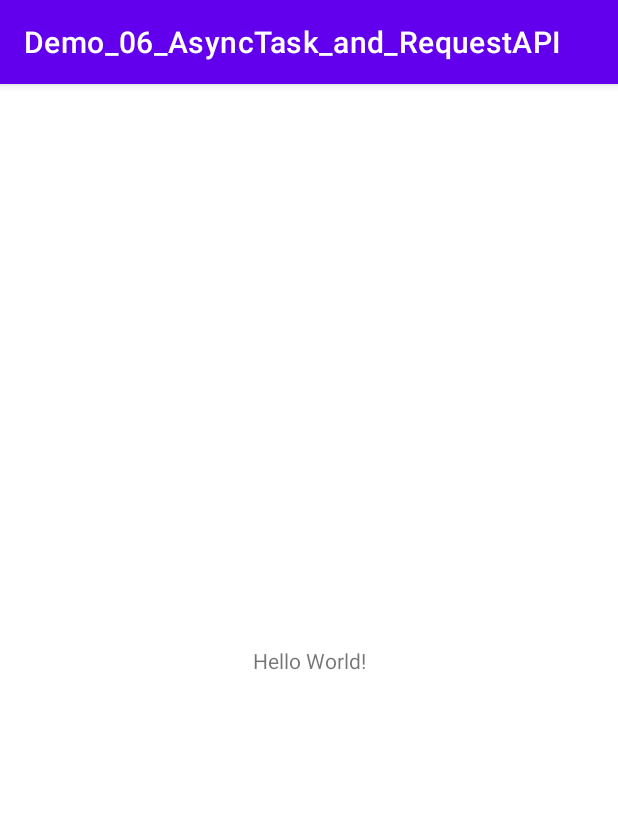
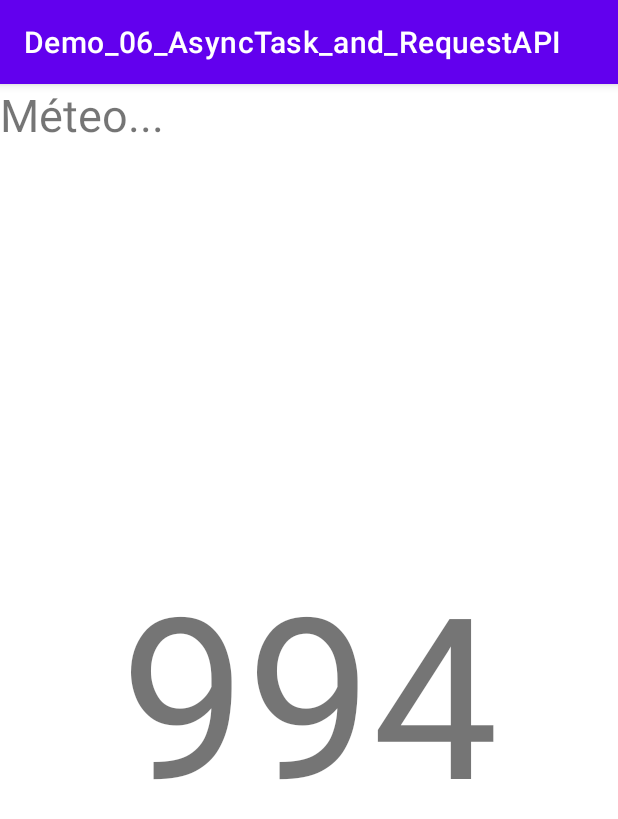
Before and after one commit to FormAndroid/Demo_Android_06_AsyncTask_and_RequestAPI, an Android app: the screen it shows after launch (MainActivity), on a phone screen of 412 x 824 dp. Shown: the top 819 px of the screen. Run offline under Robolectric (Android 15) with nearby library versions, the phone set to English and light mode, and no system bars; 1 statement that could not run was skipped.

Commit message:
Add demo

```diff
--- a/app/src/main/AndroidManifest.xml
+++ b/app/src/main/AndroidManifest.xml
@@ -18,4 +18,5 @@
         </activity>
     </application>
 
+    <uses-permission android:name="android.permission.INTERNET"/>
 </manifest>
--- a/app/src/main/java/be/bxl/formation/demo_06_asynctask_and_requestapi/MainActivity.java
+++ b/app/src/main/java/be/bxl/formation/demo_06_asynctask_and_requestapi/MainActivity.java
@@ -2,13 +2,53 @@ package be.bxl.formation.demo_06_asynctask_and_requestapi;
 
 import androidx.appcompat.app.AppCompatActivity;
 
+import android.os.AsyncTask;
 import android.os.Bundle;
+import android.widget.TextView;
+import android.widget.Toast;
+
+import be.bxl.formation.demo_06_asynctask_and_requestapi.asynctasks.CounterTask;
+import be.bxl.formation.demo_06_asynctask_and_requestapi.webapi.RequestWeatherTask;
 
 public class MainActivity extends AppCompatActivity {
+
+    TextView tvCounter, tvWeather;
 
     @Override
     protected void onCreate(Bundle savedInstanceState) {
         super.onCreate(savedInstanceState);
         setContentView(R.layout.activity_main);
+
+        tvCounter = findViewById(R.id.tv_main_counter);
+
+        // Création de la taches asynchrone
+        CounterTask counterTask = new CounterTask();
+
+        // Ajouter des listener sur les events de ma tache
+        counterTask.setEventMessage(msg -> {
+            Toast.makeText(this, msg, Toast.LENGTH_LONG).show();
+        });
+
+        counterTask.setEventCounter(count -> {
+            tvCounter.setText(String.valueOf(count));
+        });
+
+        // Démarrage de la tache asynchrone (une par une)
+        // counterTask.execute(999);
+
+        // Démarrage de la tache asynchrone en autorisant plusieur tache en meme temps
+        counterTask.executeOnExecutor(AsyncTask.THREAD_POOL_EXECUTOR,999);
+
+
+        //-----------------------------------------------------
+        tvWeather = findViewById(R.id.tv_main_weather);
+
+        RequestWeatherTask requestWeatherTask = new RequestWeatherTask();
+
+        requestWeatherTask.setWeatherListener(data -> {
+            tvWeather.setText(data.getCity() + " " + data.getTemp() + "°c");
+        });
+
+        requestWeatherTask.executeOnExecutor(AsyncTask.THREAD_POOL_EXECUTOR,"Bruxelles, CA");
     }
 }
--- /dev/null
+++ b/app/src/main/java/be/bxl/formation/demo_06_asynctask_and_requestapi/asynctasks/CounterTask.java
@@ -0,0 +1,80 @@
+package be.bxl.formation.demo_06_asynctask_and_requestapi.asynctasks;
+
+import android.os.AsyncTask;
+import android.util.Log;
+
+public class CounterTask extends AsyncTask<Integer, Integer, String> {
+    //region Event
+    public interface EventMessage {
+        void onMessage(String message);
+    }
+
+    public interface EventCounter {
+        void onProgressCount(int count);
+    }
+
+    private EventMessage eventMessage;
+    private EventCounter eventCounter;
+
+    public void setEventMessage(EventMessage eventMessage) {
+        this.eventMessage = eventMessage;
+    }
+
+    public void setEventCounter(EventCounter eventCounter) {
+        this.eventCounter = eventCounter;
+    }
+    //endregion
+
+
+    @Override
+    protected String doInBackground(Integer... valeursInitial) {
+        if(valeursInitial == null || valeursInitial.length != 1) {
+            throw new RuntimeException();
+        }
+
+        // On recupere la valeur initial
+        int counter = valeursInitial[0];
+
+        while(counter > 0) {
+            publishProgress(counter);
+            counter--;
+
+            try {
+                Thread.sleep(500);
+            }
+            catch (InterruptedException e) {
+                Log.e("DEMO_ASYNC", "Erreur durant le sleep", e);
+            }
+        }
+
+        // Envois du parametre de sortie
+        return "BOUM !!!";
+    }
+
+    @Override
+    protected void onPreExecute() {
+        if(eventMessage != null) {
+            eventMessage.onMessage("Debut du compte a rebours");
+        }
+    }
+
+    @Override
+    protected void onPostExecute(String s) {
+        if(eventMessage != null) {
+            eventMessage.onMessage(s);
+        }
+
+        if(eventCounter != null) {
+            eventCounter.onProgressCount(0);
+        }
+    }
+
+    @Override
+    protected void onProgressUpdate(Integer... values) {
+        int count = values[0];
+
+        if(eventCounter != null) {
+            eventCounter.onProgressCount(count);
+        }
+    }
+}
--- /dev/null
+++ b/app/src/main/java/be/bxl/formation/demo_06_asynctask_and_requestapi/webapi/RequestWeatherTask.java
@@ -0,0 +1,109 @@
+package be.bxl.formation.demo_06_asynctask_and_requestapi.webapi;
+
+import android.os.AsyncTask;
+
+import org.json.JSONException;
+import org.json.JSONObject;
+
+import java.io.BufferedReader;
+import java.io.InputStream;
+import java.io.InputStreamReader;
+import java.net.HttpURLConnection;
+import java.net.URL;
+
+import be.bxl.formation.demo_06_asynctask_and_requestapi.models.WeatherData;
+
+public class RequestWeatherTask extends AsyncTask<String, Void, WeatherData> {
+
+    //region Event
+    public interface WeatherListener {
+        void onData(WeatherData data);
+    }
+
+    private WeatherListener listener;
+
+    public void setWeatherListener(WeatherListener listener) {
+        this.listener = listener;
+    }
+    //endregion
+
+    private final String URL_BASE = "https://api.openweathermap.org/data/2.5/weather?q=__city__&appid=c3fa448b20d4333b499f552522c429d3&units=metric&lang=fr";
+
+    @Override
+    protected WeatherData doInBackground(String... cities) {
+        if (cities == null || cities.length != 1 || cities[0].trim().equals("")) {
+            throw new RuntimeException();
+        }
+
+        //region Request WebAPI
+        String resquestResult = null;
+        HttpURLConnection connection = null;
+
+        try {
+            // Création de l'url
+            URL url = new URL(URL_BASE.replace("__city__", cities[0]));
+
+            // Envois de la requete
+            connection = (HttpURLConnection) url.openConnection();
+            connection.connect();
+
+            // Gestion des erreurs de la requete
+            if(connection.getResponseCode() != HttpURLConnection.HTTP_OK) {
+                return null;
+            }
+
+            // Traiter les données recu
+            InputStreamReader streamReader = new InputStreamReader(connection.getInputStream());
+            BufferedReader reader = new BufferedReader(streamReader);
+
+            StringBuilder data = new StringBuilder();
+            String line;
+            while((line= reader.readLine()) != null) {
+                data.append(line);
+                data.append("\n");
+            }
+            reader.close();
+            streamReader.close();
+
+            resquestResult = data.toString();
+        }
+        catch (Exception e) {
+            e.printStackTrace();
+        }
+        finally {
+            if(connection != null) {
+                connection.disconnect();
+            }
+        }
+        //endregion
+
+        //region Construction de l'objet resultat
+        WeatherData result = null;
+
+        if(resquestResult != null){
+            try {
+                JSONObject json = new JSONObject(resquestResult);
+
+                String city = json.getString("name");
+
+                JSONObject main = json.getJSONObject("main");
+                double temp = main.getDouble("temp");
+
+                result = new WeatherData(city, temp);
+            }
+            catch (JSONException e) {
+                e.printStackTrace();
+            }
+        }
+        //endregion
+
+        return result;
+    }
+
+    @Override
+    protected void onPostExecute(WeatherData weatherData) {
+        if (listener != null) {
+            listener.onData(weatherData);
+        }
+    }
+}
--- a/app/src/main/res/layout/activity_main.xml
+++ b/app/src/main/res/layout/activity_main.xml
@@ -1,18 +1,28 @@
 <?xml version="1.0" encoding="utf-8"?>
-<androidx.constraintlayout.widget.ConstraintLayout xmlns:android="http://schemas.android.com/apk/res/android"
+<LinearLayout xmlns:android="http://schemas.android.com/apk/res/android"
     xmlns:app="http://schemas.android.com/apk/res-auto"
     xmlns:tools="http://schemas.android.com/tools"
     android:layout_width="match_parent"
     android:layout_height="match_parent"
+    android:orientation="vertical"
     tools:context=".MainActivity">
 
     <TextView
-        android:layout_width="wrap_content"
+        android:id="@+id/tv_main_weather"
+        android:layout_width="match_parent"
         android:layout_height="wrap_content"
-        android:text="Hello World!"
-        app:layout_constraintBottom_toBottomOf="parent"
-        app:layout_constraintLeft_toLeftOf="parent"
-        app:layout_constraintRight_toRightOf="parent"
-        app:layout_constraintTop_toTopOf="parent" />
+        android:text="Méteo..."
+        android:textSize="30sp"
+        />
 
-</androidx.constraintlayout.widget.ConstraintLayout>
+    <TextView
+        android:id="@+id/tv_main_counter"
+        android:layout_width="match_parent"
+        android:layout_height="0dp"
+        android:layout_weight="1"
+        android:gravity="center"
+        android:textSize="150sp"
+        android:text="XX"
+        />
+
+</LinearLayout>
```
Also changed, not shown: app/src/main/java/be/bxl/formation/demo_06_asynctask_and_requestapi/models/WeatherData.java (added, +28 -0 lines).
